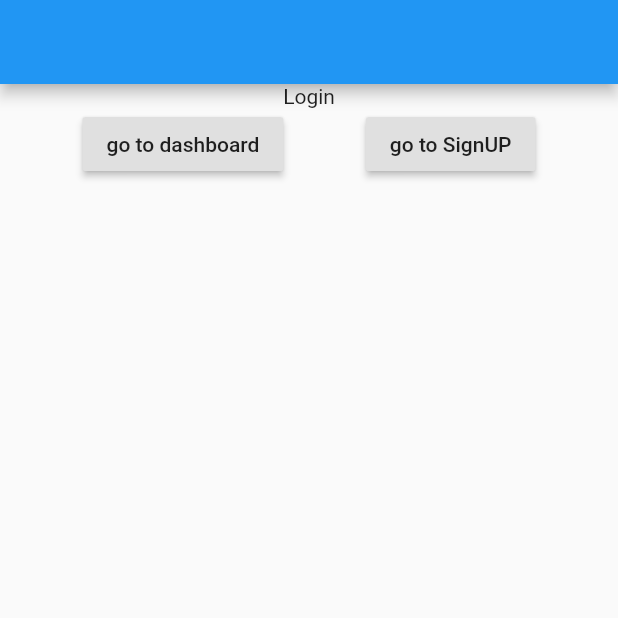
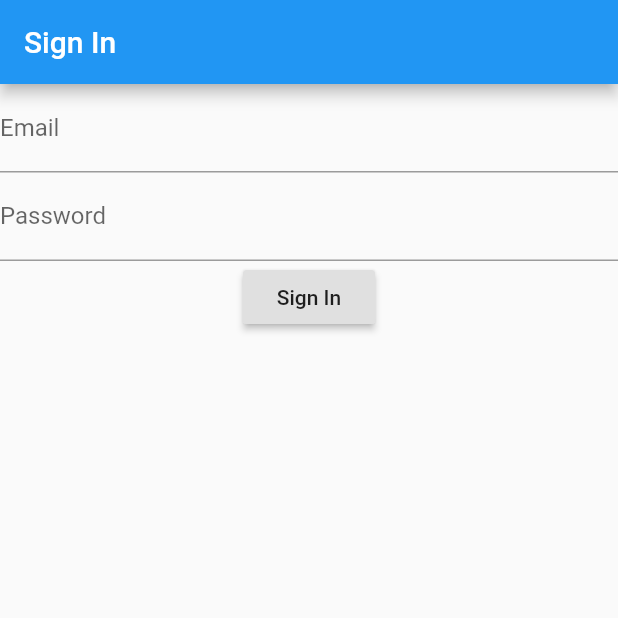
Before and after one commit to Kavindi95/FashionHouse, a Flutter app: the screen it shows after launch, on a phone screen of 412 x 824 dp, the top half of it. Run offline on Flutter 3.47's test engine with Material 2 defaults, Android fonts, the phone set to English and light mode, and no system bars; our stand-ins replace cloud_firestore, firebase_auth; accounts and stored records are empty.

Commit message:
comitting untracked remained files

```diff
--- a/fashion_house/lib/main.dart
+++ b/fashion_house/lib/main.dart
@@ -1,6 +1,7 @@
 import 'package:flutter/cupertino.dart';
 import 'package:flutter/material.dart';
 import 'view/dashboard.dart';
+import 'view/signin.dart';
 import 'view/signup.dart';
 
 void main() => runApp(MyApp());
@@ -12,47 +13,7 @@ class MyApp extends StatelessWidget {
   @override
   Widget build(BuildContext context) {
     return MaterialApp(
-      home: MyHomePage(),
+      home: Signin(),
     );
   }
 }
-
-class MyHomePage extends StatefulWidget {
-  @override
-  _MyHomePageState createState() => _MyHomePageState();
-}
-
-class _MyHomePageState extends State<MyHomePage> {
-  @override
-  Widget build(BuildContext context) {
-    return Scaffold(
-      appBar: AppBar(),
-      body:  Container(
-        child: Column(
-          children: <Widget>[
-            Text('Login'),
-            Row(
-              mainAxisAlignment: MainAxisAlignment.spaceEvenly,
-              children: <Widget>[
-                RaisedButton(onPressed: (){
-                  print('go to dashboard');
-                  Navigator.push(context, MaterialPageRoute(builder: (context){return Dashboard();}));
-                },
-                  child:Text('go to dashboard'),
-                ),
-                RaisedButton(onPressed: (){
-                  print('go to Sign UP');
-                  Navigator.push(context, MaterialPageRoute(builder: (context){return SignUp();}));
-                },
-                  child:Text('go to SignUP'),
-                ),
-              ],
-            )
-          ],
-        ),
-      ),
-    );
-
-
-  }
-}
--- a/fashion_house/lib/view/signin.dart
+++ b/fashion_house/lib/view/signin.dart
@@ -0,0 +1,78 @@
+import 'package:flutter/cupertino.dart';
+import 'package:flutter/material.dart';
+import 'package:firebase_auth/firebase_auth.dart';
+import 'dashboard.dart';
+import 'signup.dart';
+
+class Signin extends StatefulWidget {
+  @override
+  _SigninState createState() => _SigninState();
+}
+
+class _SigninState extends State<Signin> {
+
+    String _email, _password;
+    final GlobalKey<FormState> _formKey = GlobalKey<FormState>();
+    //new code
+
+    @override
+    Widget build(BuildContext context) {
+      return Scaffold(
+        appBar: AppBar(
+          title: Text("Sign In"),
+        ),
+        body: Form(
+          key: _formKey,
+          child: Column(
+            children: <Widget>[
+              TextFormField(
+                validator: (input){
+                  if(input.isEmpty){
+                    return'Please type email';
+                  }
+                },
+                onSaved: (input) => _email = input,
+                decoration: InputDecoration(
+                    labelText: 'Email'
+                ),
+              ),
+              TextFormField(
+                validator: (input){
+                  if(input.length<6){
+                    return'Please enter password more than 6 characters';
+                  }
+                },
+                onSaved: (input) => _password = input,
+                decoration: InputDecoration(
+                    labelText: 'Password'
+                ),
+                obscureText: true,
+              ),
+              RaisedButton(
+                onPressed: signIn,
+                child: Text('Sign In'),
+              ),
+            ],
+          ),
+        ),
+      );
+
+    }
+
+
+    Future<void> signIn() async{
+      final formState = _formKey.currentState;
+      if(formState.validate()){
+        formState.save();
+        try{
+          AuthResult result= await FirebaseAuth.instance.signInWithEmailAndPassword(email: _email, password: _password);
+          //print(result);
+          //FirebaseUser user = result.user;
+          //await FirebaseAuth.instance.signInWithEmailAndPassword(email: _email, password: _password);
+          Navigator.push(context, MaterialPageRoute(builder: (context) => Dashboard()));
+        }catch(e){
+          print(e.message);
+        }
+      }
+    }
+}
--- a/fashion_house/lib/view/signup.dart
+++ b/fashion_house/lib/view/signup.dart
@@ -3,6 +3,7 @@ import 'package:flutter/material.dart';
 import '../controler/user_api.dart';
 import '../main.dart';
 import '../view/dashboard.dart';
+import 'signin.dart';
 
 class SignUp extends StatefulWidget {
   @override
@@ -139,7 +140,7 @@ class _SignUpState extends State<SignUp> {
             ),
             Center(
               child: RaisedButton(onPressed: (){
-                Navigator.push(context, MaterialPageRoute(builder: (context){return MyHomePage();}));
+                Navigator.push(context, MaterialPageRoute(builder: (context){return Signin();}));
               },
                 child: Padding(
                   padding: const EdgeInsets.all(10.0),
--- a/fashion_house/pubspec.yaml
+++ b/fashion_house/pubspec.yaml
@@ -28,6 +28,7 @@ dev_dependencies:
   flutter_test:
     sdk: flutter
 
+  firebase_auth: ^0.16.0
   cloud_firestore: ^0.13.4+1
 # For information on the generic Dart part of this file, see the
 # following page: https://dart.dev/tools/pub/pubspec
```
Also changed, not shown: fashion_house/pubspec.lock, 4 other files.
